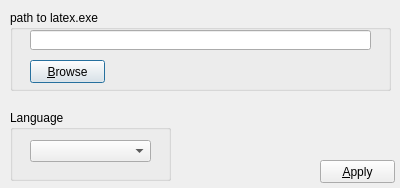
Before: the Qt Designer form settingsdialog.ui in opus4711/htmlatex, drawn with Qt 5.
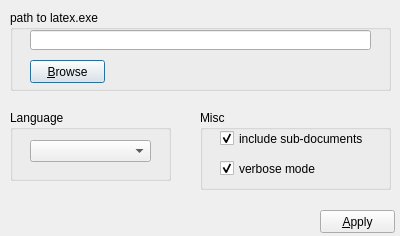
After: the same form once the commit is applied.

Commit message: SettingsDialog, Settings : added verbose and includesubdocuments settings. Closes gh-10

Patch:
```diff
--- a/settingsdialog.ui
+++ b/settingsdialog.ui
@@ -7,7 +7,7 @@
     <x>0</x>
     <y>0</y>
     <width>400</width>
-    <height>188</height>
+    <height>236</height>
    </rect>
   </property>
   <property name="windowTitle">
@@ -82,7 +82,7 @@
    <property name="geometry">
     <rect>
      <x>320</x>
-     <y>160</y>
+     <y>210</y>
      <width>75</width>
      <height>23</height>
     </rect>
@@ -91,6 +91,57 @@
     <string>&amp;Apply</string>
    </property>
   </widget>
+  <widget class="QGroupBox" name="groupBox_misc">
+   <property name="geometry">
+    <rect>
+     <x>200</x>
+     <y>110</y>
+     <width>191</width>
+     <height>80</height>
+    </rect>
+   </property>
+   <property name="title">
+    <string>Misc</string>
+   </property>
+   <widget class="QCheckBox" name="checkBox_includesubdocuments">
+    <property name="geometry">
+     <rect>
+      <x>20</x>
+      <y>20</y>
+      <width>151</width>
+      <height>17</height>
+     </rect>
+    </property>
+    <property name="toolTip">
+     <string>when opening a document referenced sub-documents are included</string>
+    </property>
+    <property name="text">
+     <string>include sub-documents</string>
+    </property>
+    <property name="checked">
+     <bool>true</bool>
+    </property>
+   </widget>
+   <widget class="QCheckBox" name="checkBox_verbose">
+    <property name="geometry">
+     <rect>
+      <x>20</x>
+      <y>50</y>
+      <width>151</width>
+      <height>17</height>
+     </rect>
+    </property>
+    <property name="toolTip">
+     <string>enables additional information on console window</string>
+    </property>
+    <property name="text">
+     <string>verbose mode</string>
+    </property>
+    <property name="checked">
+     <bool>true</bool>
+    </property>
+   </widget>
+  </widget>
  </widget>
  <resources/>
  <connections/>
```
The commit also changes 5 other files.
